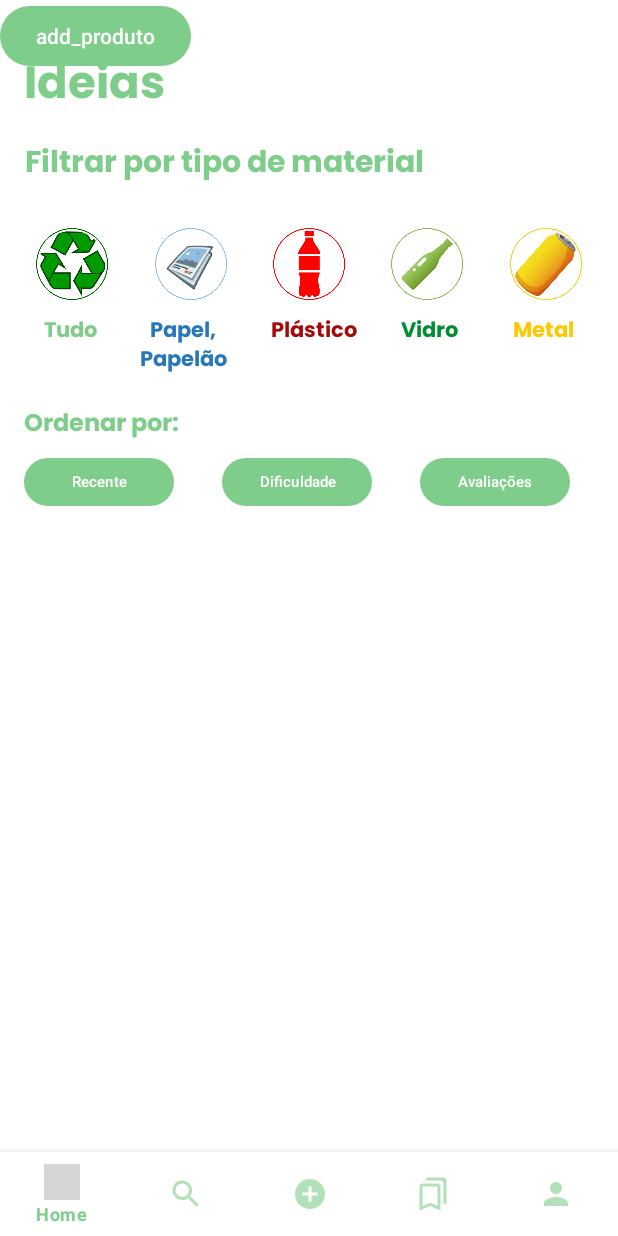
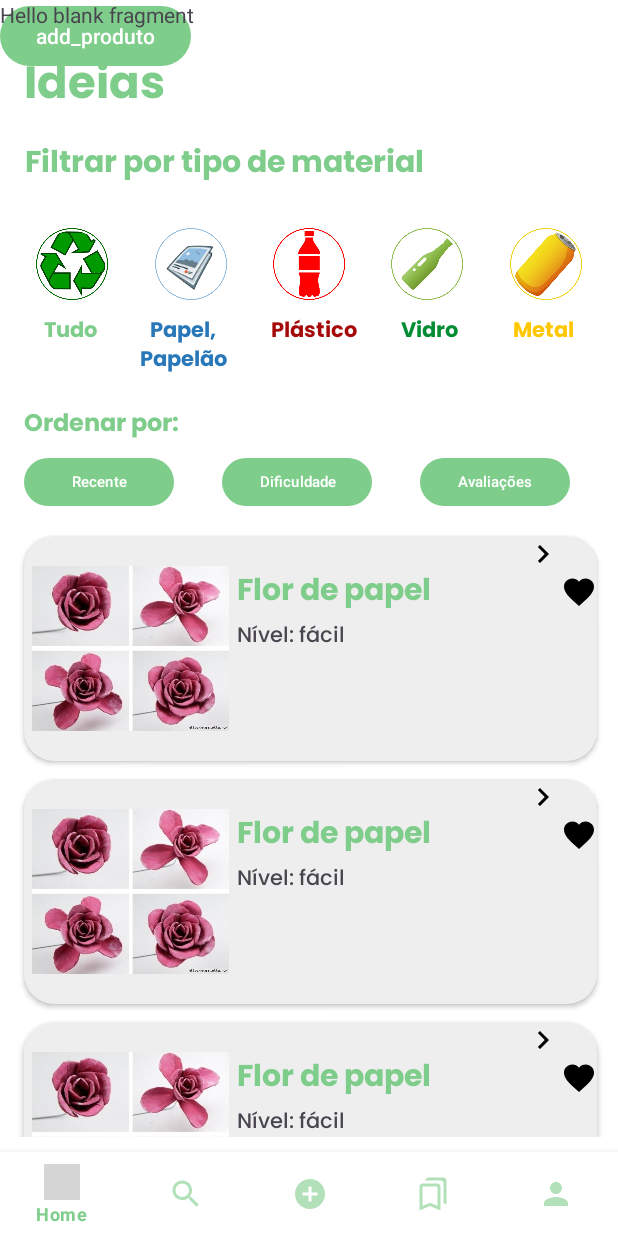
Before and after one commit to erikhsu08/lab_eng, an Android app: the screen it shows after launch (MainActivity), on a phone screen of 412 x 824 dp. Run offline under Robolectric (Android 15) with nearby library versions, the phone set to English and light mode, and no system bars; our stand-ins replace Firebase (no records; nobody signed in at launch, a user with empty details on screens opened directly); grey boxes are pictures that could not be loaded.

```diff
--- a/app/src/main/java/com/reciclamais/activity/HomeFragment.java
+++ b/app/src/main/java/com/reciclamais/activity/HomeFragment.java
@@ -61,6 +61,6 @@
     public View onCreateView(LayoutInflater inflater, ViewGroup container,
                              Bundle savedInstanceState) {
         // Inflate the layout for this fragment
-        return inflater.inflate(R.layout.activity_main, container, false);
+        return inflater.inflate(R.layout.fragment_home, container, false);
     }
 }
--- a/app/src/main/java/com/reciclamais/activity/MainActivity.java
+++ b/app/src/main/java/com/reciclamais/activity/MainActivity.java
@@ -116,6 +116,31 @@
         Produto p = new Produto("Flor de papel", "Nível: fácil", R.drawable.flor);
         this.produtos.add(p);
 
-        // Adicione mais produtos aqui, conforme necessário
+        p = new Produto("Flor de papel", "Nível: fácil", R.drawable.flor);
+        this.produtos.add(p);
+
+        p = new Produto("Flor de papel", "Nível: fácil", R.drawable.flor);
+        this.produtos.add(p);
+
+        p = new Produto("Flor de papel", "Nível: fácil", R.drawable.flor);
+        this.produtos.add(p);
+
+        p = new Produto("Flor de papel", "Nível: fácil", R.drawable.flor);
+        this.produtos.add(p);
+
+        p = new Produto("Flor de papel", "Nível: fácil", R.drawable.flor);
+        this.produtos.add(p);
+
+        p = new Produto("Flor de papel", "Nível: fácil", R.drawable.flor);
+        this.produtos.add(p);
+
+        p = new Produto("Flor de papel", "Nível: fácil", R.drawable.flor);
+        this.produtos.add(p);
+
+        p = new Produto("Flor de papel", "Nível: fácil", R.drawable.flor);
+        this.produtos.add(p);
+
+        p = new Produto("Flor de papel", "Nível: fácil", R.drawable.flor);
+        this.produtos.add(p);
     }
 }
--- a/app/src/main/res/layout/fragment_publicar.xml
+++ b/app/src/main/res/layout/fragment_publicar.xml
@@ -9,6 +9,6 @@
     <TextView
         android:layout_width="match_parent"
         android:layout_height="match_parent"
-        android:text="@string/hello_blank_fragment"  />
+        android:text="@string/hello_blank_fragment" />
 
 </FrameLayout>
```
